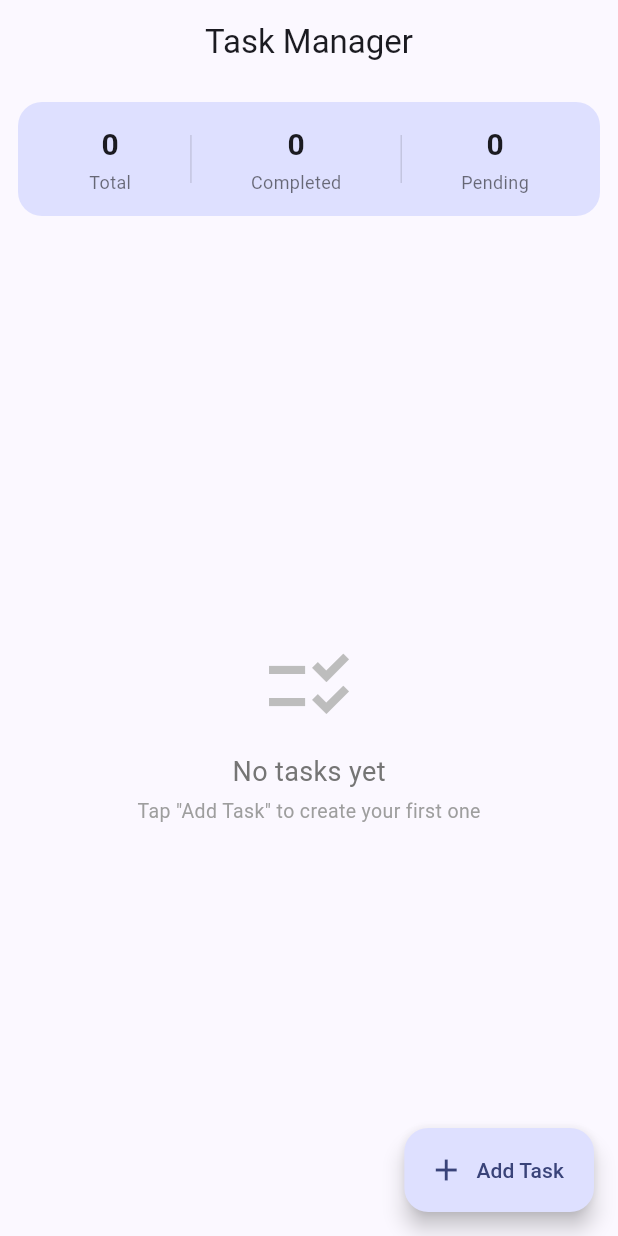
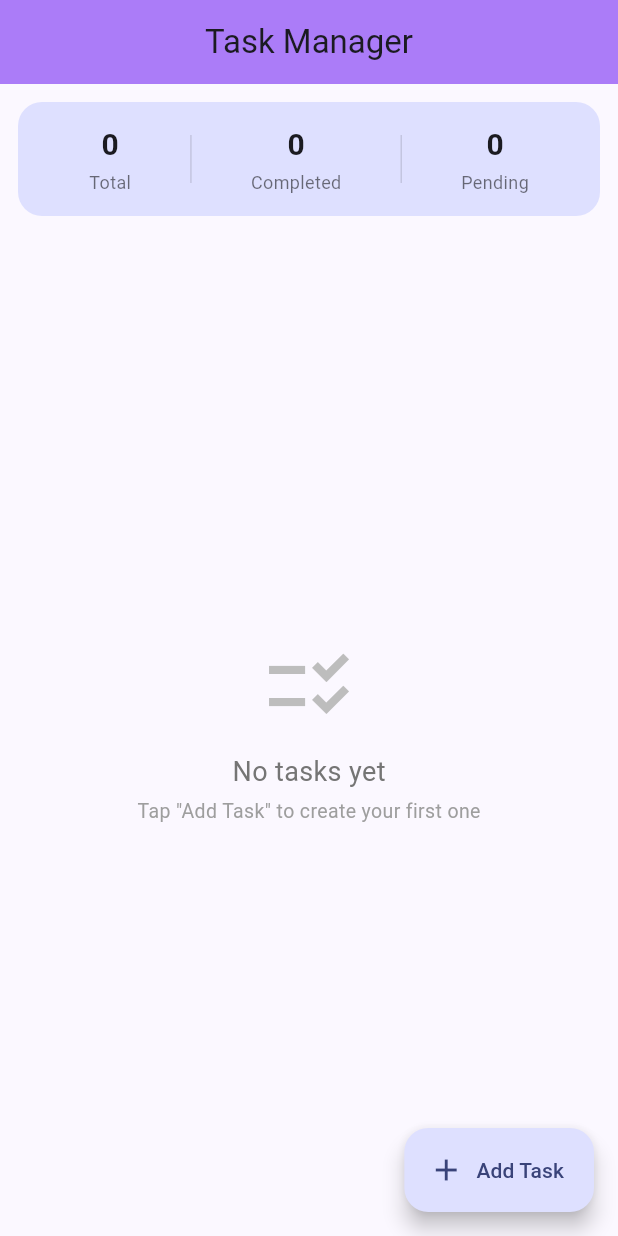
Before and after one commit to raju-bd/TaskManager, a Flutter app: the screen it shows after launch, on a phone screen of 412 x 824 dp. Run offline on Flutter 3.47's test engine with Material 3 defaults, Android fonts, the phone set to English and light mode, and no system bars.

Commit message:
Set AppBar background color in HomeScreen

```diff
--- a/lib/screens/home_screen.dart
+++ b/lib/screens/home_screen.dart
@@ -23,6 +23,7 @@ class HomeScreen extends StatelessWidget {
 
     return Scaffold(
       appBar: AppBar(
+        backgroundColor: const Color.fromARGB(255, 171, 124, 248),
         title: const Text('Task Manager'),
         centerTitle: true,
       ),
```
